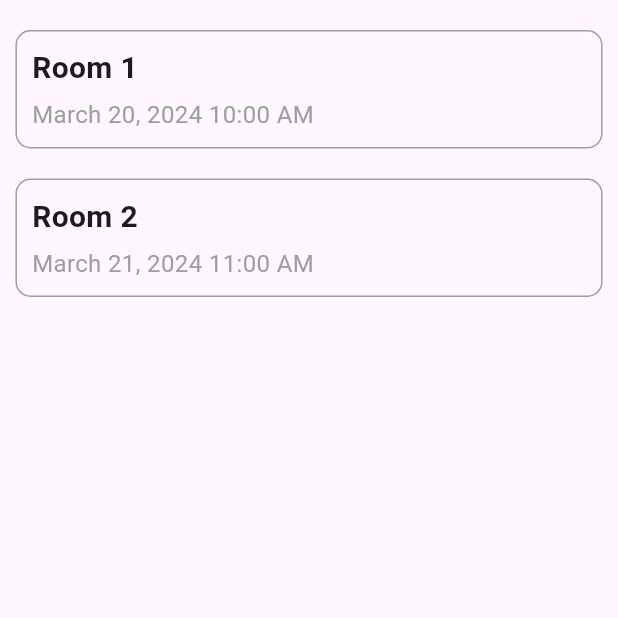
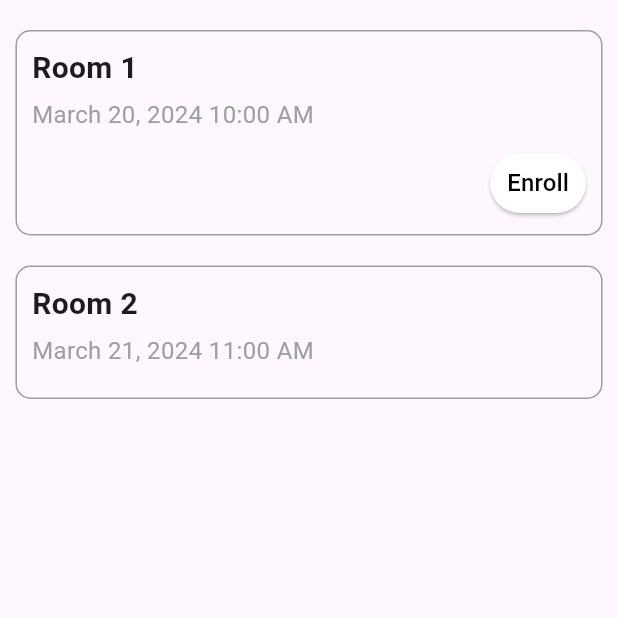
Before and after one commit to Xin-overclocked/Connections, a Flutter app: the HomeWidget screen opened directly, on a phone screen of 412 x 824 dp, the top half of it. Run offline on Flutter 3.47's test engine with Material 3 defaults, Android fonts, the phone set to English and light mode, and no system bars; our stand-ins replace appinio_swiper, flutter_card_swiper.

Commit message:
enroll button

```diff
--- a/lib/main.dart
+++ b/lib/main.dart
@@ -224,6 +224,72 @@ class _MyHomePageState extends State<MyHomePage> {
   }
 }
 
+class EnrollButton extends StatefulWidget {
+  // final bool enrolled; // Track enrollment state
+
+  // const EnrollButton({
+  //   required this.enrolled,
+  // });
+
+  @override
+  _EnrollButtonState createState() => _EnrollButtonState();
+}
+
+class _EnrollButtonState extends State<EnrollButton> {
+  bool isButtonActive = true;
+  @override
+  Widget build(BuildContext context) {
+    return ElevatedButton(
+      onPressed: isButtonActive
+          ? () {
+              setState(() => isButtonActive = false);
+              // Handle enrollment logic (potentially using setState)
+              // You can optionally show a snackbar or dialog here
+            }
+          : null,
+      style: ElevatedButton.styleFrom(
+        backgroundColor: isButtonActive ? Colors.white : Colors.blue,
+        padding: EdgeInsets.symmetric(horizontal: 10.0),
+      ),
+      child: Text(
+        isButtonActive ? 'Enroll' : 'Enrolled',
+        style: TextStyle(
+          color: isButtonActive ? Colors.black : Colors.grey, // Adjust colors
+          fontSize: 16,
+        ),
+      ),
+    );
+  }
+}
+
+class RoomDetails {
+  final String title;
+  final String dateTime;
+  final String details;
+
+  const RoomDetails({
+    required this.title,
+    required this.dateTime,
+    required this.details,
+  });
+}
+
+// Dummy room details
+final List<RoomDetails> dummyRoomDetails = [
+  RoomDetails(
+    title: 'Room 1',
+    dateTime: 'March 20, 2024 10:00 AM',
+    details:
+        'This is a meeting room for team A. The agenda includes project brainstorming and task allocation.',
+  ),
+  RoomDetails(
+    title: 'Room 2',
+    dateTime: 'March 21, 2024 11:00 AM',
+    details:
+        'This is a client meeting room. The agenda includes presenting our latest proposal and discussing next steps.',
+  ),
+];
+
 class HomeWidget extends StatelessWidget {
   @override
   Widget build(BuildContext context) {
@@ -245,28 +311,21 @@ class HomeWidget extends StatelessWidget {
           ),
           // Room list
           Expanded(
-            // Use Expanded for flexible space
             child: Column(
               mainAxisAlignment: MainAxisAlignment.start, // Align at top
-              children: [
-                // Room 1
-                RoomTile(
-                  title: 'Room 1',
-                  dateTime: 'March 20, 2024 10:00 AM',
-                  details: 'Details of Room 1',
-                  width: MediaQuery.of(context).size.width *
-                      0.95, // Set width to full width of the screen
-                ),
-                SizedBox(height: 20),
-                // Room 2
-                RoomTile(
-                  title: 'Room 2',
-                  dateTime: 'March 21, 2024 11:00 AM',
-                  details: 'Details of Room 2',
-                  width: MediaQuery.of(context).size.width *
-                      0.95, // Set width to full width of the screen
-                ),
-              ],
+              children: dummyRoomDetails
+                  .map((room) => Column(
+                        children: [
+                          RoomTile(
+                            roomDetails: room,
+                            width: MediaQuery.of(context).size.width * 0.95,
+                            showEnrollButton: room.title ==
+                                'Room 1', // Set flag based on title
+                          ),
+                          SizedBox(height: 20), // Add space between RoomTiles
+                        ],
+                      ))
+                  .toList(),
             ),
           ),
         ],
@@ -275,18 +334,37 @@ class HomeWidget extends StatelessWidget {
   }
 }
 
-class RoomTile extends StatelessWidget {
-  final String title;
-  final String dateTime;
-  final String details;
+class RoomTile extends StatefulWidget {
+  final RoomDetails roomDetails; // Use the RoomDetails class
   final double width; // New property to control the width of the card
+  final bool showEnrollButton; // Flag to control button visibility
 
   const RoomTile({
-    required this.title,
-    required this.dateTime,
-    required this.details,
-    required this.width, // Require width when creating RoomTile
+    required this.roomDetails,
+    required this.width,
+    required this.showEnrollButton,
   });
+
+  @override
+  _RoomTileState createState() => _RoomTileState();
+}
+
+class _RoomTileState extends State<RoomTile> {
+  bool _isEnrolled = false; // Internal state for enrollment
+
+  @override
+  void initState() {
+    super.initState();
+    _isEnrolled = widget.showEnrollButton
+        ? false
+        : true; // Set initial enrollment based on flag
+  }
+
+  void _toggleEnrollment() {
+    setState(() {
+      _isEnrolled = !_isEnrolled;
+    });
+  }
 
   @override
   Widget build(BuildContext context) {
@@ -296,8 +374,9 @@ class RoomTile extends StatelessWidget {
           context: context,
           builder: (BuildContext context) {
             return AlertDialog(
-              title: Text(title),
-              content: Text(details),
+              title: Text(
+                  widget.roomDetails.title), // Access details from RoomDetails
+              content: Text(widget.roomDetails.details),
               actions: <Widget>[
                 TextButton(
                   onPressed: () {
@@ -311,7 +390,7 @@ class RoomTile extends StatelessWidget {
         );
       },
       child: Container(
-        width: width, // Set width of the card
+        width: widget.width, // Set width of the card
         padding: EdgeInsets.all(10),
         decoration: BoxDecoration(
           border: Border.all(color: Colors.grey),
@@ -321,14 +400,24 @@ class RoomTile extends StatelessWidget {
           crossAxisAlignment: CrossAxisAlignment.start,
           children: [
             Text(
-              title,
+              widget.roomDetails.title, // Access title from RoomDetails
               style: TextStyle(fontSize: 20, fontWeight: FontWeight.bold),
             ),
             SizedBox(height: 5),
             Text(
-              dateTime,
+              widget.roomDetails.dateTime, // Access dateTime from RoomDetails
               style: TextStyle(fontSize: 16, color: Colors.grey),
             ),
+            SizedBox(height: 10), // Add space before button
+            if (widget.showEnrollButton) // Only show for Room 1
+              Row(
+                mainAxisAlignment: MainAxisAlignment.end,
+                children: [
+                  EnrollButton(
+                      // enrolled: _isEnrolled,
+                      ),
+                ],
+              ),
           ],
         ),
       ),
```
